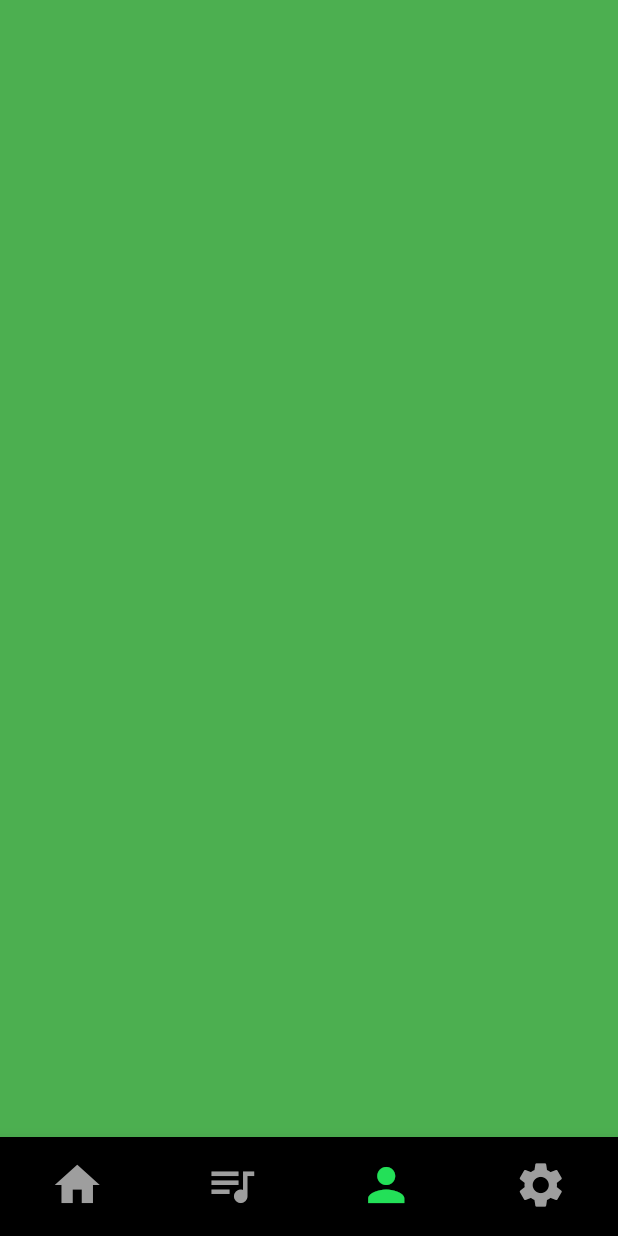
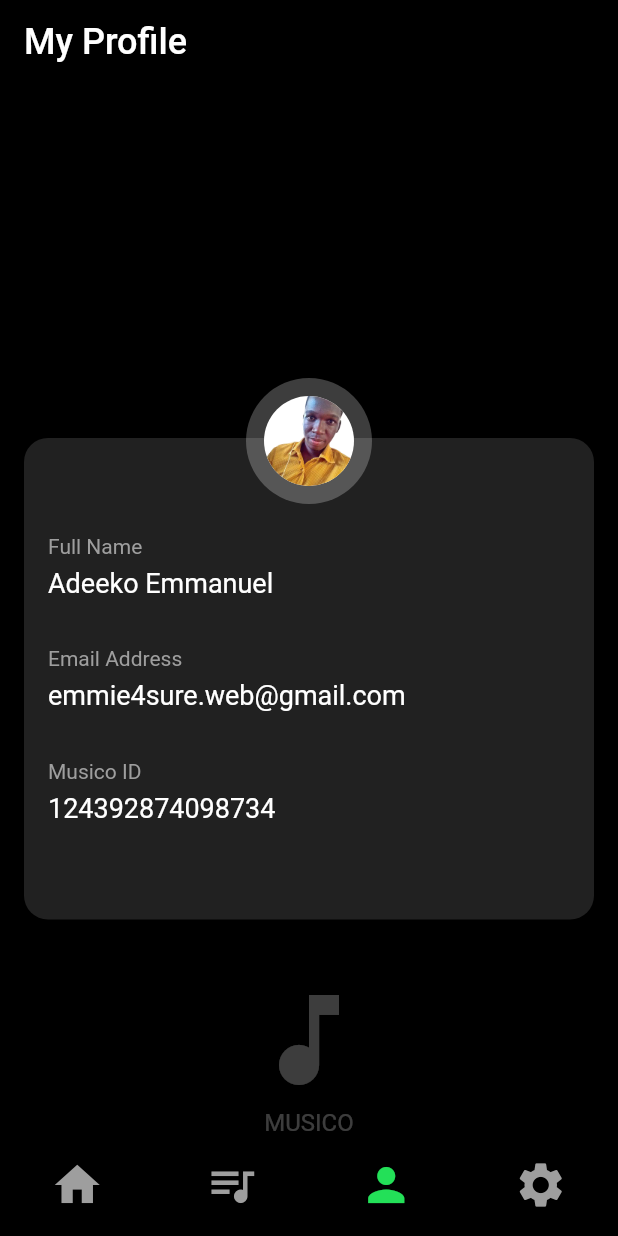
Before and after one commit to developerjamiu/Musico, a Flutter app: the screen it shows after launch, item 3 of the bottom bar chosen, on a phone screen of 412 x 824 dp. Run offline on Flutter 3.47's test engine with Material 2 defaults, Android fonts, the phone set to English and light mode, and no system bars.

Commit message:
Implemented Profile Screen

```diff
--- /dev/null
+++ b/lib/ui/screens/profile_screen.dart
@@ -0,0 +1,135 @@
+import 'package:flutter/material.dart';
+
+class ProfileScreen extends StatelessWidget {
+  @override
+  Widget build(BuildContext context) {
+    return Scaffold(
+      backgroundColor: Colors.black,
+      appBar: AppBar(
+        backgroundColor: Colors.black,
+        title: Text(
+          'My Profile',
+          style: Theme.of(context).textTheme.headline5.copyWith(
+                color: Colors.white,
+                fontWeight: FontWeight.w500,
+              ),
+        ),
+      ),
+      body: Container(
+        child: Column(
+          crossAxisAlignment: CrossAxisAlignment.stretch,
+          mainAxisAlignment: MainAxisAlignment.end,
+          children: [
+            Container(
+              child: Stack(
+                children: [
+                  Container(
+                    width: double.infinity,
+                    padding: EdgeInsets.symmetric(vertical: 48.0),
+                    margin: EdgeInsets.symmetric(
+                      horizontal: 16.0,
+                      vertical: 40,
+                    ),
+                    decoration: BoxDecoration(
+                      color: Colors.grey.shade900,
+                      borderRadius: BorderRadius.circular(16),
+                    ),
+                    child: Column(
+                      crossAxisAlignment: CrossAxisAlignment.start,
+                      children: [
+                        NameAndTitle(
+                          title: 'Full Name',
+                          name: 'Adeeko Emmanuel',
+                        ),
+                        NameAndTitle(
+                          title: 'Email Address',
+                          name: 'emmie4sure.web@gmail.com',
+                        ),
+                        NameAndTitle(
+                          title: 'Musico ID',
+                          name: '124392874098734',
+                        ),
+                      ],
+                    ),
+                  ),
+                  Positioned(
+                    right: 0,
+                    left: 0,
+                    top: 0,
+                    child: CircleAvatar(
+                      radius: 42,
+                      backgroundColor: Colors.white24,
+                      child: CircleAvatar(
+                        radius: 30,
+                        backgroundColor: Colors.white,
+                        child: ClipOval(
+                          child: Image.asset(
+                            'assets/me.png',
+                            width: 60,
+                            height: 60,
+                            fit: BoxFit.cover,
+                          ),
+                        ),
+                      ),
+                    ),
+                  ),
+                ],
+              ),
+            ),
+            Icon(
+              Icons.music_note,
+              size: 80,
+              color: Colors.white24,
+            ),
+            SizedBox(height: 6),
+            Text(
+              'MUSICO',
+              textAlign: TextAlign.center,
+              style: TextStyle(
+                fontSize: 16,
+                color: Colors.white24,
+              ),
+            ),
+          ],
+        ),
+      ),
+    );
+  }
+}
+
+class NameAndTitle extends StatelessWidget {
+  final String name;
+  final String title;
+
+  const NameAndTitle({
+    Key key,
+    this.name,
+    this.title,
+  }) : super(key: key);
+
+  @override
+  Widget build(BuildContext context) {
+    return Padding(
+      padding: EdgeInsets.all(16),
+      child: Column(
+        crossAxisAlignment: CrossAxisAlignment.start,
+        children: [
+          Text(
+            title,
+            style: TextStyle(
+              color: Colors.grey,
+            ),
+          ),
+          SizedBox(height: 6),
+          Text(
+            name,
+            style: TextStyle(
+              color: Colors.white,
+              fontSize: 18,
+            ),
+          ),
+        ],
+      ),
+    );
+  }
+}
--- a/lib/ui/widgets/bottom_navigator.dart
+++ b/lib/ui/widgets/bottom_navigator.dart
@@ -1,4 +1,5 @@
 import 'package:flutter/material.dart';
+import 'package:musico/ui/screens/profile_screen.dart';
 import 'package:musico/ui/screens/settings_screen.dart';
 
 import '../../core/utils/constants.dart';
@@ -15,7 +16,7 @@ class _BottomNavigatorState extends State<BottomNavigator> {
   final List<Widget> _children = [
     HomeScreen(),
     LibraryScreen(),
-    PlaceholderWidget(Colors.green),
+    ProfileScreen(),
     SettingsScreen(),
   ];
 
```
Also changed, not shown: assets/me.png (added).
